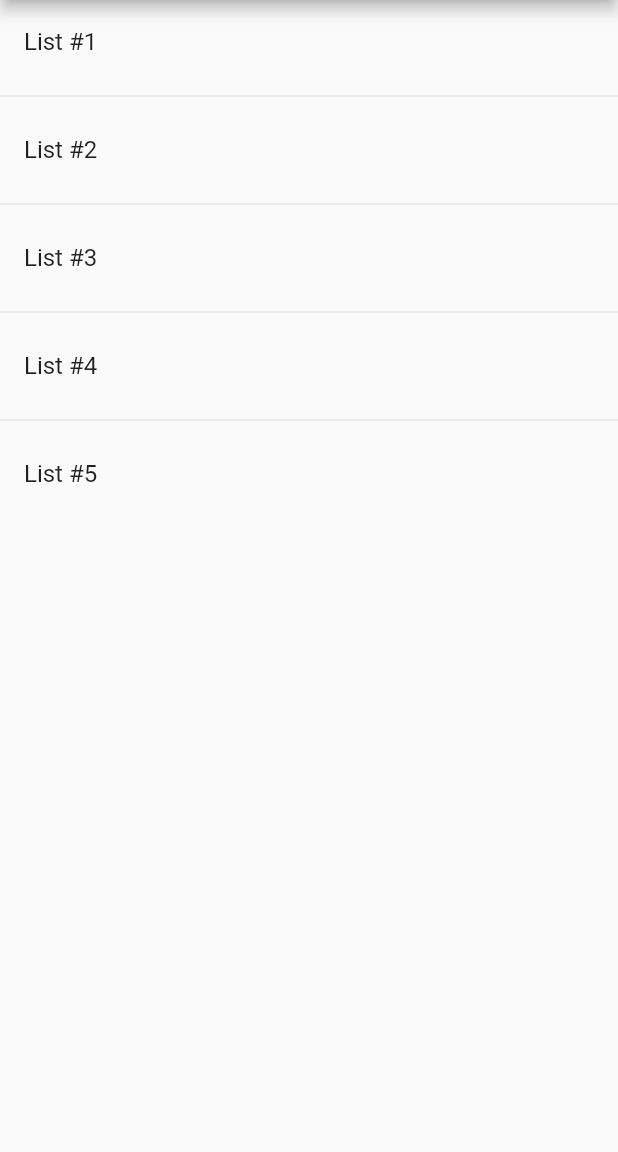
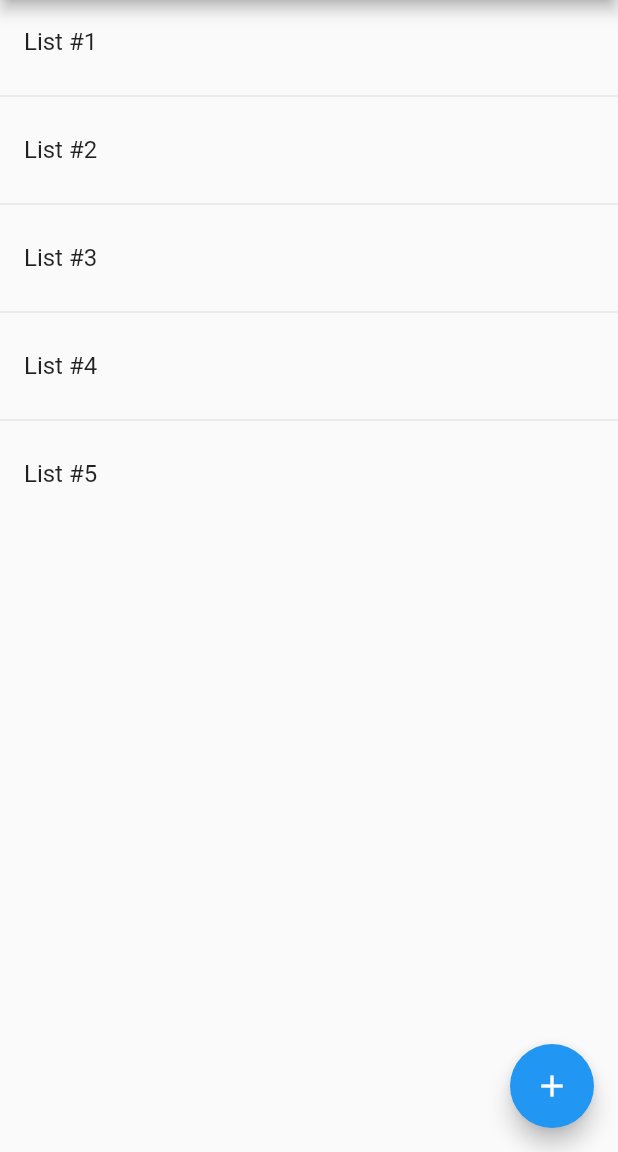
Before and after one commit to lucasmbraz/amazing_lists, a Flutter app: the screen it shows after launch, on a phone screen of 412 x 824 dp, the part 84-1236 px from its top. Run offline on Flutter 3.47's test engine with Material 2 defaults, Android fonts, the phone set to English and light mode, and no system bars; our stand-ins replace flutter_redux, freezed_annotation, redux; generated files the repository leaves out were written again.

Commit message:
Code clean up

```diff
--- /dev/null
+++ b/lib/home/home_page.dart
@@ -0,0 +1,23 @@
+import 'package:flutter/material.dart';
+import 'package:flutter_todo/create_list/create_list_dialog.dart';
+import 'package:flutter_todo/home/todos_list_widget.dart';
+
+class HomePage extends StatelessWidget {
+  @override
+  Widget build(BuildContext context) {
+    return Scaffold(
+      appBar: AppBar(
+        title: Text('TODO'),
+      ),
+      body: TodosListWidget(),
+      floatingActionButton: FloatingActionButton(
+        onPressed: () => _openCreateListDialog(context),
+        child: const Icon(Icons.add),
+      ),
+    );
+  }
+
+  _openCreateListDialog(BuildContext context) {
+    showDialog(context: context, builder: (context) => CreateListDialog());
+  }
+}
--- /dev/null
+++ b/lib/home/todos_list_item_widget.dart
@@ -0,0 +1,18 @@
+import 'package:flutter/material.dart';
+import 'package:flutter_todo/model/todo_list.dart';
+
+class TodosListItemWidget extends StatelessWidget {
+  const TodosListItemWidget({
+    Key key,
+    @required this.todoList,
+  }) : super(key: key);
+
+  final TodoList todoList;
+
+  @override
+  Widget build(BuildContext context) {
+    return ListTile(
+      title: Text(todoList.name),
+    );
+  }
+}
--- /dev/null
+++ b/lib/home/todos_list_widget.dart
@@ -0,0 +1,33 @@
+import 'package:flutter/material.dart';
+import 'package:flutter_redux/flutter_redux.dart';
+import 'package:flutter_todo/home/todos_list_item_widget.dart';
+import 'package:flutter_todo/model/todo_list.dart';
+import 'package:flutter_todo/redux/app_state.dart';
+import 'package:redux/redux.dart';
+
+class TodosListWidget extends StatelessWidget {
+  const TodosListWidget({
+    Key key,
+  }) : super(key: key);
+
+  @override
+  Widget build(BuildContext context) {
+    return StoreConnector<AppState, _TodosListViewModel>(
+        converter: (store) => _TodosListViewModel.from(store),
+        builder: (context, vm) {
+          return ListView.separated(
+            itemCount: vm.todoLists.length,
+            separatorBuilder: (context, index) => const Divider(),
+            itemBuilder: (context, index) => TodosListItemWidget(todoList: vm.todoLists[index]),
+          );
+        });
+  }
+}
+
+class _TodosListViewModel {
+  final List<TodoList> todoLists;
+
+  _TodosListViewModel(this.todoLists);
+
+  static _TodosListViewModel from(Store<AppState> store) => _TodosListViewModel(store.state.todoLists);
+}
--- a/lib/main.dart
+++ b/lib/main.dart
@@ -1,6 +1,8 @@
 import 'package:flutter/material.dart';
+import 'package:flutter_todo/redux/store.dart';
 import 'package:flutter_todo/todo_app.dart';
 
 void main() {
-  runApp(TodoApp());
+  final store = createReduxStore();
+  runApp(TodoApp(store));
 }
--- a/lib/presentation/home/home_page.dart
+++ /dev/null
@@ -1,29 +0,0 @@
-import 'package:flutter/material.dart';
-import 'package:flutter_redux/flutter_redux.dart';
-import 'package:flutter_todo/model/todo_list.dart';
-import 'package:flutter_todo/redux/app_state.dart';
-
-class HomePage extends StatelessWidget {
-  @override
-  Widget build(BuildContext context) {
-    return Scaffold(
-      appBar: AppBar(
-        title: Text('TODO'),
-      ),
-      body: StoreConnector<AppState, List<TodoList>>(
-          converter: (store) => store.state.todoLists,
-          builder: (context, todoLists) {
-            return ListView.separated(
-              itemCount: todoLists.length,
-              itemBuilder: (context, index) {
-                final todoList = todoLists[index];
-                return ListTile(
-                  title: Text(todoList.name),
-                );
-              },
-              separatorBuilder: (context, index) => const Divider(),
-            );
-          }),
-    );
-  }
-}
--- /dev/null
+++ b/lib/redux/actions.dart
@@ -0,0 +1,5 @@
+class CreateListAction {
+  final String listName;
+
+  CreateListAction(this.listName);
+}
--- a/lib/redux/app_reducer.dart
+++ /dev/null
@@ -1,3 +0,0 @@
-import 'app_state.dart';
-
-final appReducer = (AppState state, dynamic action) => state;
--- a/lib/todo_app.dart
+++ b/lib/todo_app.dart
@@ -1,26 +1,13 @@
 import 'package:flutter/material.dart';
 import 'package:flutter_redux/flutter_redux.dart';
-import 'package:flutter_todo/presentation/home/home_page.dart';
-import 'package:flutter_todo/redux/app_reducer.dart';
+import 'package:flutter_todo/home/home_page.dart';
 import 'package:flutter_todo/redux/app_state.dart';
-import "package:redux/redux.dart";
+import 'package:redux/redux.dart';
 
-class TodoApp extends StatefulWidget {
-  @override
-  _TodoAppState createState() => _TodoAppState();
-}
+class TodoApp extends StatelessWidget {
+  final Store<AppState> _store;
 
-class _TodoAppState extends State<TodoApp> {
-  Store<AppState> _store;
-
-  @override
-  void initState() {
-    super.initState();
-    _store = Store<AppState>(
-      appReducer,
-      initialState: AppState.init(),
-    );
-  }
+  const TodoApp(this._store);
 
   @override
   Widget build(BuildContext context) {
```
Also changed, not shown: lib/create_list/create_list_dialog.dart (added, +68 -0 lines), lib/redux/reducers.dart (added, +12 -0 lines), lib/redux/store.dart (added, +8 -0 lines).
